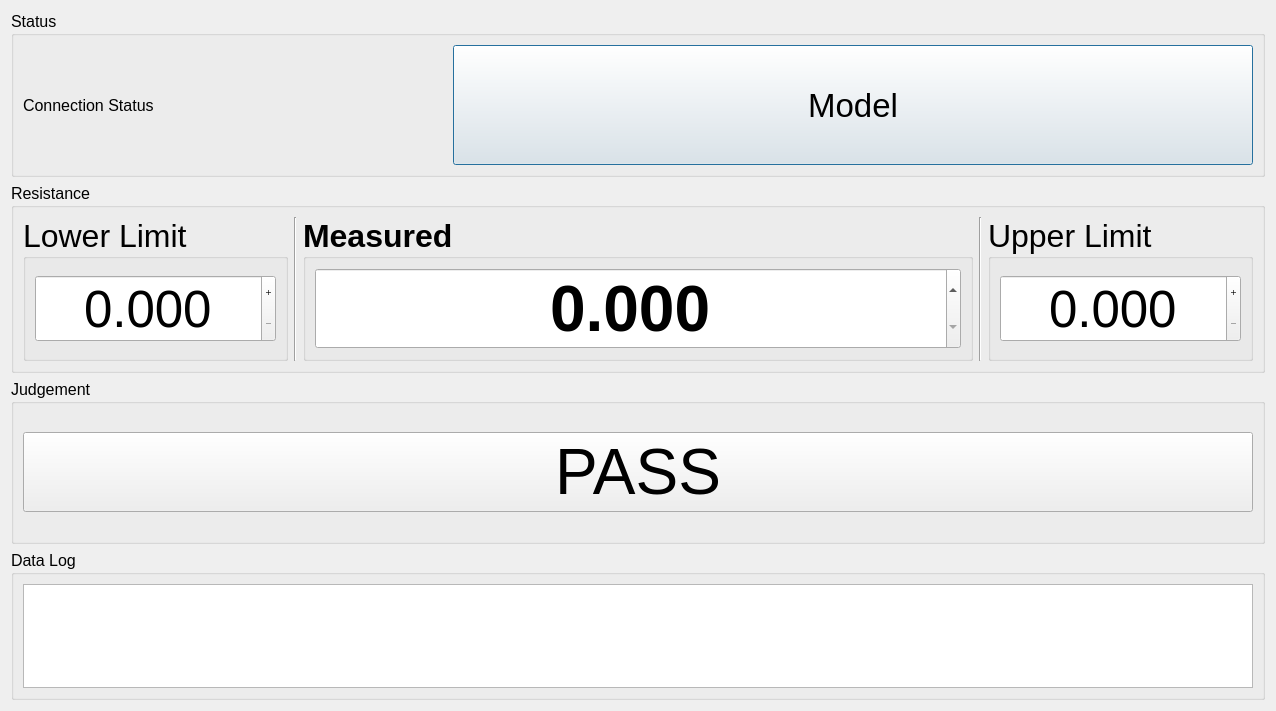
natn2014/Hioki_data_logger, file UI_Resistance.ui: the form before one commit.
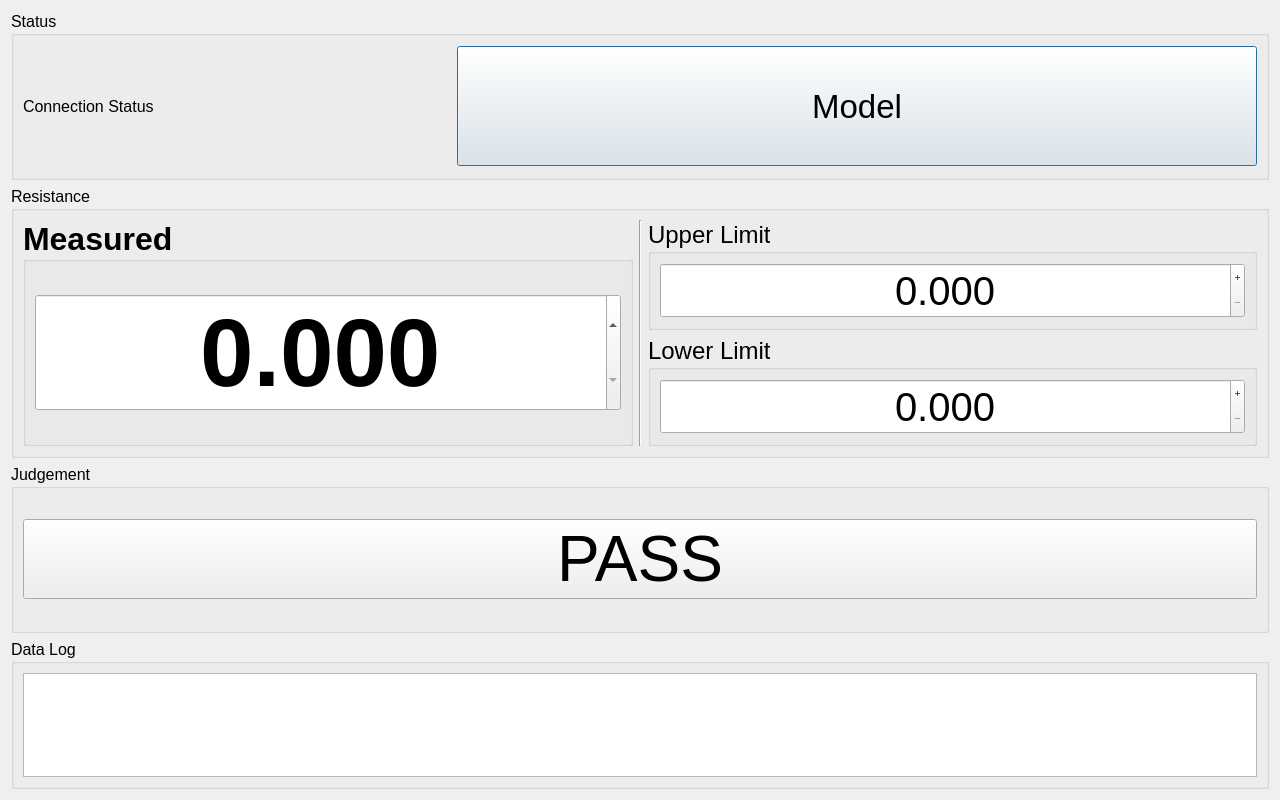
The form after the commit.

Patch:
```diff
--- a/UI_Resistance.ui
+++ b/UI_Resistance.ui
@@ -6,16 +6,10 @@
    <rect>
     <x>0</x>
     <y>0</y>
-    <width>1276</width>
-    <height>711</height>
+    <width>1280</width>
+    <height>800</height>
    </rect>
   </property>
-  <property name="sizePolicy">
-   <sizepolicy hsizetype="Maximum" vsizetype="Maximum">
-    <horstretch>0</horstretch>
-    <verstretch>0</verstretch>
-   </sizepolicy>
-  </property>
   <property name="windowTitle">
    <string>Dialog</string>
   </property>
@@ -70,126 +64,72 @@
       <string>Resistance</string>
      </property>
      <layout class="QHBoxLayout" name="horizontalLayout">
-      <item>
-       <widget class="QGroupBox" name="groupBox_LowerLimit">
-        <property name="font">
-         <font>
-          <pointsize>24</pointsize>
-         </font>
-        </property>
-        <property name="title">
-         <string>Lower Limit</string>
-        </property>
-        <layout class="QVBoxLayout" name="verticalLayout_3">
-         <item>
-          <widget class="QDoubleSpinBox" name="doubleSpinBox_lowerLimit">
-           <property name="font">
-            <font>
-             <pointsize>38</pointsize>
-            </font>
-           </property>
-           <property name="alignment">
-            <set>Qt::AlignCenter</set>
-           </property>
-           <property name="buttonSymbols">
-            <enum>QAbstractSpinBox::PlusMinus</enum>
-           </property>
-           <property name="suffix">
-            <string/>
-           </property>
-           <property name="decimals">
-            <number>3</number>
-           </property>
-          </widget>
-         </item>
-        </layout>
-       </widget>
-      </item>
-      <item>
-       <widget class="Line" name="line">
-        <property name="orientation">
-         <enum>Qt::Vertical</enum>
-        </property>
-       </widget>
-      </item>
-      <item>
+
+      <!-- Left: Measured (stretch=3) -->
+      <item stretch="3">
        <widget class="QGroupBox" name="groupBox_MeasureValue">
-        <property name="minimumSize">
-         <size>
-          <width>670</width>
-          <height>0</height>
-         </size>
-        </property>
-        <property name="font">
-         <font>
-          <pointsize>24</pointsize>
-          <weight>75</weight>
-          <bold>true</bold>
-         </font>
-        </property>
-        <property name="title">
-         <string>Measured</string>
-        </property>
+        <property name="font"><font><pointsize>24</pointsize><weight>75</weight><bold>true</bold></font></property>
+        <property name="title"><string>Measured</string></property>
         <layout class="QVBoxLayout" name="verticalLayout_4">
          <item>
           <widget class="QDoubleSpinBox" name="doubleSpinBox_Measure">
-           <property name="font">
-            <font>
-             <pointsize>48</pointsize>
-             <weight>75</weight>
-             <bold>true</bold>
-            </font>
-           </property>
-           <property name="alignment">
-            <set>Qt::AlignCenter</set>
-           </property>
-           <property name="decimals">
-            <number>3</number>
-           </property>
+           <property name="font"><font><pointsize>72</pointsize><weight>75</weight><bold>true</bold></font></property>
+           <property name="alignment"><set>Qt::AlignCenter</set></property>
+           <property name="decimals"><number>3</number></property>
           </widget>
          </item>
         </layout>
        </widget>
       </item>
+
+      <!-- Vertical divider -->
       <item>
-       <widget class="Line" name="line_2">
-        <property name="orientation">
-         <enum>Qt::Vertical</enum>
-        </property>
+       <widget class="Line" name="line">
+        <property name="orientation"><enum>Qt::Vertical</enum></property>
        </widget>
       </item>
-      <item>
-       <widget class="QGroupBox" name="groupBox_UpperLimit">
-        <property name="font">
-         <font>
-          <pointsize>24</pointsize>
-         </font>
-        </property>
-        <property name="title">
-         <string>Upper Limit</string>
-        </property>
-        <layout class="QVBoxLayout" name="verticalLayout_5">
-         <item>
-          <widget class="QDoubleSpinBox" name="doubleSpinBox_UpperLimit">
-           <property name="font">
-            <font>
-             <pointsize>38</pointsize>
-            </font>
-           </property>
-           <property name="alignment">
-            <set>Qt::AlignCenter</set>
-           </property>
-           <property name="buttonSymbols">
-            <enum>QAbstractSpinBox::PlusMinus</enum>
-           </property>
-           <property name="decimals">
-            <number>3</number>
-           </property>
-          </widget>
-         </item>
-        </layout>
-       </widget>
+
+      <!-- Right: Upper Limit + Lower Limit stacked (stretch=1) -->
+      <item stretch="1">
+       <layout class="QVBoxLayout">
+
+        <item>
+         <widget class="QGroupBox" name="groupBox_UpperLimit">
+          <property name="font"><font><pointsize>18</pointsize></font></property>
+          <property name="title"><string>Upper Limit</string></property>
+          <layout class="QVBoxLayout" name="verticalLayout_5">
+           <item>
+            <widget class="QDoubleSpinBox" name="doubleSpinBox_UpperLimit">
+             <property name="font"><font><pointsize>30</pointsize></font></property>
+             <property name="alignment"><set>Qt::AlignCenter</set></property>
+             <property name="buttonSymbols"><enum>QAbstractSpinBox::PlusMinus</enum></property>
+             <property name="decimals"><number>3</number></property>
+            </widget>
+           </item>
+          </layout>
+         </widget>
+        </item>
+
+        <item>
+         <widget class="QGroupBox" name="groupBox_LowerLimit">
+          <property name="font"><font><pointsize>18</pointsize></font></property>
+          <property name="title"><string>Lower Limit</string></property>
+          <layout class="QVBoxLayout" name="verticalLayout_3">
+           <item>
+            <widget class="QDoubleSpinBox" name="doubleSpinBox_lowerLimit">
+             <property name="font"><font><pointsize>30</pointsize></font></property>
+             <property name="alignment"><set>Qt::AlignCenter</set></property>
+             <property name="buttonSymbols"><enum>QAbstractSpinBox::PlusMinus</enum></property>
+             <property name="decimals"><number>3</number></property>
+            </widget>
+           </item>
+          </layout>
+         </widget>
+        </item>
+
+       </layout>
       </item>
+
      </layout>
     </widget>
    </item>
```
Left out of the diff: 94 changed lines with no effect on the pictures.
